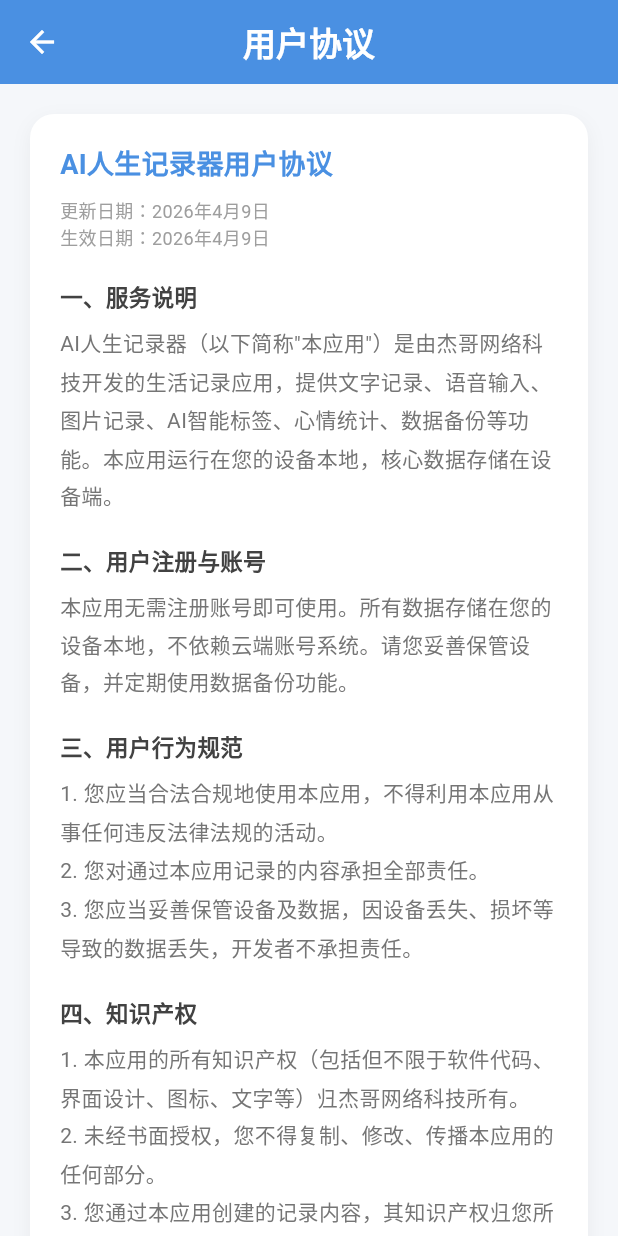
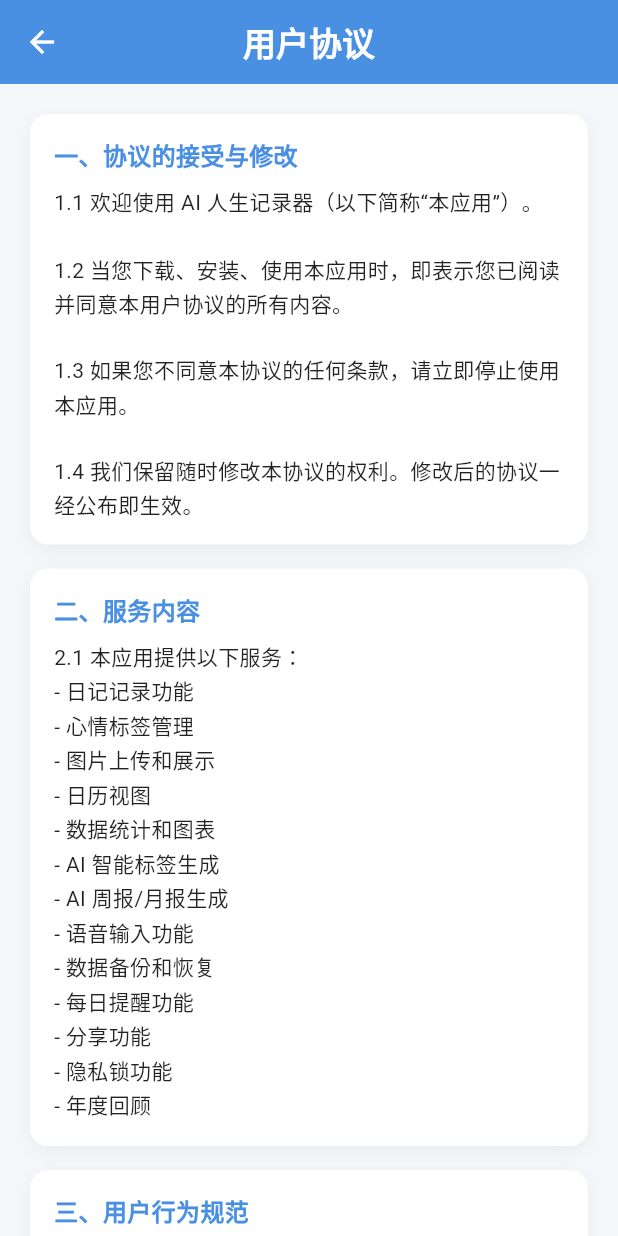
Before and after one commit to jiege455/life_recorder, a Flutter app: the UserAgreementPage screen opened directly, on a phone screen of 412 x 824 dp. Run offline on Flutter 3.47's test engine with Material 3 defaults, Android fonts, the phone set to English and light mode, and no system bars; our stand-ins replace dio, file_picker, fl_chart, flutter_local_notifications, image_picker, local_auth and 6 more; missing offline and left inert: flutter_screen_lock, ifly_speech_recognition; accounts and stored records are empty.

Commit message:
chore: sync user_agreement_page

```diff
--- a/lib/pages/user_agreement_page.dart
+++ b/lib/pages/user_agreement_page.dart
@@ -2,67 +2,32 @@ import 'package:flutter/material.dart';
 
 class UserAgreementPage extends StatelessWidget {
   const UserAgreementPage({super.key});
-
   @override
   Widget build(BuildContext context) {
+    final theme = Theme.of(context);
+    final primaryColor = theme.colorScheme.primary;
     return Scaffold(
-      backgroundColor: Color(0xFFF5F7FA),
-      appBar: AppBar(
-        title: Text('用户协议', style: TextStyle(color: Colors.white, fontWeight: FontWeight.bold)),
-        backgroundColor: Color(0xFF4A90E2),
-        elevation: 0,
-        centerTitle: true,
-        leading: IconButton(
-          icon: Icon(Icons.arrow_back, color: Colors.white),
-          onPressed: () => Navigator.pop(context),
-        ),
-      ),
-      body: SingleChildScrollView(
-        padding: EdgeInsets.all(20),
-        child: Container(
-          width: double.infinity,
-          padding: EdgeInsets.all(20),
-          decoration: BoxDecoration(
-            color: Colors.white,
-            borderRadius: BorderRadius.circular(16),
-            boxShadow: [BoxShadow(color: Colors.black.withOpacity(0.05), blurRadius: 10, offset: Offset(0, 4))],
-          ),
-          child: Column(
-            crossAxisAlignment: CrossAxisAlignment.start,
-            children: [
-              Text('AI人生记录器用户协议', style: TextStyle(fontSize: 18, fontWeight: FontWeight.bold, color: Color(0xFF4A90E2))),
-              SizedBox(height: 8),
-              Text('更新日期：2026年4月9日', style: TextStyle(fontSize: 12, color: Colors.grey[500])),
-              Text('生效日期：2026年4月9日', style: TextStyle(fontSize: 12, color: Colors.grey[500])),
-              SizedBox(height: 20),
-              _buildSection('一、服务说明', 'AI人生记录器（以下简称"本应用"）是由杰哥网络科技开发的生活记录应用，提供文字记录、语音输入、图片记录、AI智能标签、心情统计、数据备份等功能。本应用运行在您的设备本地，核心数据存储在设备端。'),
-              _buildSection('二、用户注册与账号', '本应用无需注册账号即可使用。所有数据存储在您的设备本地，不依赖云端账号系统。请您妥善保管设备，并定期使用数据备份功能。'),
-              _buildSection('三、用户行为规范', '1. 您应当合法合规地使用本应用，不得利用本应用从事任何违反法律法规的活动。\n2. 您对通过本应用记录的内容承担全部责任。\n3. 您应当妥善保管设备及数据，因设备丢失、损坏等导致的数据丢失，开发者不承担责任。'),
-              _buildSection('四、知识产权', '1. 本应用的所有知识产权（包括但不限于软件代码、界面设计、图标、文字等）归杰哥网络科技所有。\n2. 未经书面授权，您不得复制、修改、传播本应用的任何部分。\n3. 您通过本应用创建的记录内容，其知识产权归您所有。'),
-              _buildSection('五、免责声明', '1. 本应用提供的AI标签生成和报告功能基于DeepSeek AI服务，生成内容仅供参考，不构成任何专业建议。\n2. 因网络原因导致AI功能无法使用，开发者不承担责任。\n3. 因设备故障、系统更新等原因导致的数据丢失，开发者不承担责任，建议您定期备份数据。\n4. 本应用不保证持续无错误运行，开发者将尽力修复已知问题。'),
-              _buildSection('六、服务变更与终止', '1. 开发者有权根据需要修改或中断部分服务功能。\n2. 重大变更将通过应用内通知的方式告知您。\n3. 您可以随时停止使用本应用并删除设备上的数据。'),
-              _buildSection('七、隐私保护', '本应用重视您的隐私保护，具体内容请参阅《隐私政策》。使用本应用即表示您同意本协议及隐私政策。'),
-              _buildSection('八、争议解决', '1. 本协议的订立、执行和解释均适用中华人民共和国法律。\n2. 因本协议产生的争议，双方应友好协商解决；协商不成的，任何一方均可向开发者所在地有管辖权的人民法院提起诉讼。'),
-              _buildSection('九、其他', '1. 本协议构成您与开发者之间关于使用本应用的完整协议。\n2. 开发者未行使或延迟行使本协议项下的任何权利，不构成对该权利的放弃。\n3. 本协议中任何条款被认定为无效的，不影响其他条款的效力。'),
-              _buildSection('十、联系方式', '如果您对本协议有任何疑问，请通过以下方式联系我们：\n\n开发者：杰哥网络科技\nQQ：2711793818'),
-            ],
-          ),
-        ),
-      ),
+      appBar: AppBar(title: Text('\u7528\u6237\u534F\u8BAE', style: TextStyle(color: Colors.white, fontWeight: FontWeight.bold)), backgroundColor: primaryColor, elevation: 0, centerTitle: true, leading: IconButton(icon: Icon(Icons.arrow_back, color: Colors.white), onPressed: () => Navigator.pop(context))),
+      body: SingleChildScrollView(padding: EdgeInsets.all(20), child: Column(crossAxisAlignment: CrossAxisAlignment.start, children: [
+        _buildSection(context, '\u4E00\u3001\u534F\u8BAE\u7684\u63A5\u53D7\u4E0E\u4FEE\u6539', '1.1 \u6B22\u8FCE\u4F7F\u7528 AI \u4EBA\u751F\u8BB0\u5F55\u5668\uFF08\u4EE5\u4E0B\u7B80\u79F0\u201C\u672C\u5E94\u7528\u201D\uFF09\u3002\n\n1.2 \u5F53\u60A8\u4E0B\u8F7D\u3001\u5B89\u88C5\u3001\u4F7F\u7528\u672C\u5E94\u7528\u65F6\uFF0C\u5373\u8868\u793A\u60A8\u5DF2\u9605\u8BFB\u5E76\u540C\u610F\u672C\u7528\u6237\u534F\u8BAE\u7684\u6240\u6709\u5185\u5BB9\u3002\n\n1.3 \u5982\u679C\u60A8\u4E0D\u540C\u610F\u672C\u534F\u8BAE\u7684\u4EFB\u4F55\u6761\u6B3E\uFF0C\u8BF7\u7ACB\u5373\u505C\u6B62\u4F7F\u7528\u672C\u5E94\u7528\u3002\n\n1.4 \u6211\u4EEC\u4FDD\u7559\u968F\u65F6\u4FEE\u6539\u672C\u534F\u8BAE\u7684\u6743\u5229\u3002\u4FEE\u6539\u540E\u7684\u534F\u8BAE\u4E00\u7ECF\u516C\u5E03\u5373\u751F\u6548\u3002'),
+        _buildSection(context, '\u4E8C\u3001\u670D\u52A1\u5185\u5BB9', '2.1 \u672C\u5E94\u7528\u63D0\u4F9B\u4EE5\u4E0B\u670D\u52A1\uFF1A\n- \u65E5\u8BB0\u8BB0\u5F55\u529F\u80FD\n- \u5FC3\u60C5\u6807\u7B7E\u7BA1\u7406\n- \u56FE\u7247\u4E0A\u4F20\u548C\u5C55\u793A\n- \u65E5\u5386\u89C6\u56FE\n- \u6570\u636E\u7EDF\u8BA1\u548C\u56FE\u8868\n- AI \u667A\u80FD\u6807\u7B7E\u751F\u6210\n- AI \u5468\u62A5/\u6708\u62A5\u751F\u6210\n- \u8BED\u97F3\u8F93\u5165\u529F\u80FD\n- \u6570\u636E\u5907\u4EFD\u548C\u6062\u590D\n- \u6BCF\u65E5\u63D0\u9192\u529F\u80FD\n- \u5206\u4EAB\u529F\u80FD\n- \u9690\u79C1\u9501\u529F\u80FD\n- \u5E74\u5EA6\u56DE\u987E'),
+        _buildSection(context, '\u4E09\u3001\u7528\u6237\u884C\u4E3A\u89C4\u8303', '3.1 \u60A8\u5728\u4F7F\u7528\u672C\u5E94\u7528\u65F6\uFF0C\u4E0D\u5F97\uFF1A\n- \u53D1\u5E03\u8FDD\u53CD\u6CD5\u5F8B\u6CD5\u89C4\u7684\u5185\u5BB9\n- \u53D1\u5E03\u4FB5\u72AF\u4ED6\u4EBA\u6743\u76CA\u7684\u5185\u5BB9\n- \u53D1\u5E03\u865A\u5047\u3001\u8BEF\u5BFC\u6027\u4FE1\u606F\n- \u5229\u7528\u672C\u5E94\u7528\u4ECE\u4E8B\u8FDD\u6CD5\u72AF\u7F6A\u6D3B\u52A8\n- \u5BF9\u672C\u5E94\u7528\u8FDB\u884C\u53CD\u5411\u5DE5\u7A0B\u3001\u53CD\u7F16\u8BD1\n- \u4F7F\u7528\u4EFB\u4F55\u65B9\u5F0F\u5E72\u6270\u672C\u5E94\u7528\u7684\u6B63\u5E38\u8FD0\u884C'),
+        _buildSection(context, '\u56DB\u3001\u77E5\u8BC6\u4EA7\u6743', '4.1 \u672C\u5E94\u7528\u7684\u6240\u6709\u5185\u5BB9\uFF08\u5305\u62EC\u4F46\u4E0D\u9650\u4E8E\u4EE3\u7801\u3001\u754C\u9762\u8BBE\u8BA1\u3001\u56FE\u6807\u3001\u6587\u5B57\uFF09\u5747\u53D7\u77E5\u8BC6\u4EA7\u6743\u6CD5\u4FDD\u62A4\u3002\n\n4.2 \u60A8\u5728\u672C\u5E94\u7528\u4E2D\u521B\u5EFA\u7684\u5185\u5BB9\uFF08\u65E5\u8BB0\u3001\u56FE\u7247\u7B49\uFF09\u5F52\u60A8\u6240\u6709\u3002\n\n4.3 \u672A\u7ECF\u6211\u4EEC\u4E66\u9762\u8BB8\u53EF\uFF0C\u60A8\u4E0D\u5F97\u5C06\u672C\u5E94\u7528\u7684\u4EFB\u4F55\u5185\u5BB9\u7528\u4E8E\u5546\u4E1A\u76EE\u7684\u3002'),
+        _buildSection(context, '\u4E94\u3001\u9690\u79C1\u4FDD\u62A4', '5.1 \u6211\u4EEC\u91CD\u89C6\u60A8\u7684\u9690\u79C1\u4FDD\u62A4\u3002\n\n5.2 \u5173\u4E8E\u4E2A\u4EBA\u4FE1\u606F\u7684\u6536\u96C6\u3001\u4F7F\u7528\u548C\u4FDD\u62A4\uFF0C\u8BF7\u8BE6\u89C1\u300A\u9690\u79C1\u653F\u7B56\u300B\u3002\n\n5.3 \u60A8\u4F7F\u7528\u672C\u5E94\u7528\u5373\u8868\u793A\u60A8\u540C\u610F\u6211\u4EEC\u6309\u7167\u9690\u79C1\u653F\u7B56\u5904\u7406\u60A8\u7684\u4FE1\u606F\u3002'),
+        _buildSection(context, '\u516D\u3001\u514D\u8D23\u58F0\u660E', '6.1 \u672C\u5E94\u7528\u6309\u201C\u73B0\u72B6\u201D\u63D0\u4F9B\uFF0C\u4E0D\u4FDD\u8BC1\u5B8C\u5168\u65E0\u9519\u8BEF\u6216\u4E2D\u65AD\u3002\n\n6.2 \u5BF9\u4E8E\u56E0\u4E0D\u53EF\u6297\u529B\uFF08\u5982\u7F51\u7EDC\u6545\u969C\u3001\u8BBE\u5907\u95EE\u9898\u7B49\uFF09\u5BFC\u81F4\u7684\u6570\u636E\u4E22\u5931\uFF0C\u6211\u4EEC\u4E0D\u627F\u62C5\u8D23\u4EFB\u3002\n\n6.3 \u5EFA\u8BAE\u60A8\u5B9A\u671F\u5907\u4EFD\u91CD\u8981\u6570\u636E\u3002\n\n6.4 \u7B2C\u4E09\u65B9\u670D\u52A1\uFF08\u5982 AI \u670D\u52A1\u3001\u8BED\u97F3\u8BC6\u522B\uFF09\u7531\u5176\u63D0\u4F9B\u65B9\u8D1F\u8D23\uFF0C\u6211\u4EEC\u4E0D\u627F\u62C5\u76F8\u5173\u8D23\u4EFB\u3002'),
+        _buildSection(context, '\u4E03\u3001\u670D\u52A1\u7684\u53D8\u66F4\u4E0E\u7EC8\u6B62', '7.1 \u6211\u4EEC\u4FDD\u7559\u968F\u65F6\u53D8\u66F4\u3001\u4E2D\u65AD\u6216\u7EC8\u6B62\u670D\u52A1\u7684\u6743\u5229\u3002\n\n7.2 \u5982\u56E0\u6CD5\u5F8B\u6CD5\u89C4\u53D8\u5316\u6216\u8FD0\u8425\u7B56\u7565\u8C03\u6574\u9700\u8981\u7EC8\u6B62\u670D\u52A1\uFF0C\u6211\u4EEC\u5C06\u63D0\u524D\u901A\u77E5\u7528\u6237\u3002\n\n7.3 \u670D\u52A1\u7EC8\u6B62\u540E\uFF0C\u60A8\u4ECD\u53EF\u5BFC\u51FA\u672C\u5730\u6570\u636E\u3002'),
+        _buildSection(context, '\u516B\u3001\u4E89\u8BAE\u89E3\u51B3', '8.1 \u672C\u534F\u8BAE\u7684\u89E3\u91CA\u3001\u6548\u529B\u53CA\u7EA0\u7EB7\u7684\u89E3\u51B3\uFF0C\u9002\u7528\u4E2D\u534E\u4EBA\u6C11\u5171\u548C\u56FD\u6CD5\u5F8B\u3002\n\n8.2 \u82E5\u53D1\u751F\u4E89\u8BAE\uFF0C\u53CC\u65B9\u5E94\u53CB\u597D\u534F\u5546\u89E3\u51B3\u3002\n\n8.3 \u534F\u5546\u4E0D\u6210\u7684\uFF0C\u4EFB\u4F55\u4E00\u65B9\u53EF\u5411\u5F00\u53D1\u8005\u6240\u5728\u5730\u4EBA\u6C11\u6CD5\u9662\u63D0\u8D77\u8BC9\u8BBC\u3002'),
+        _buildSection(context, '\u4E5D\u3001\u5176\u4ED6\u6761\u6B3E', '9.1 \u672C\u534F\u8BAE\u6784\u6210\u53CC\u65B9\u5C31\u672C\u5E94\u7528\u670D\u52A1\u8FBE\u6210\u7684\u5B8C\u6574\u534F\u8BAE\u3002\n\n9.2 \u5982\u672C\u534F\u8BAE\u4EFB\u4F55\u6761\u6B3E\u88AB\u8BA4\u5B9A\u4E3A\u65E0\u6548\uFF0C\u4E0D\u5F71\u54CD\u5176\u4ED6\u6761\u6B3E\u7684\u6548\u529B\u3002\n\n9.3 \u6211\u4EEC\u672A\u884C\u4F7F\u6216\u6267\u884C\u672C\u534F\u8BAE\u4EFB\u4F55\u6743\u5229\u6216\u89C4\u5B9A\uFF0C\u4E0D\u6784\u6210\u5BF9\u8BE5\u6743\u5229\u6216\u89C4\u5B9A\u7684\u653E\u5F03\u3002'),
+        _buildSection(context, '\u5341\u3001\u8054\u7CFB\u6211\u4EEC', '\u5982\u60A8\u5BF9\u672C\u534F\u8BAE\u6709\u4EFB\u4F55\u7591\u95EE\u6216\u5EFA\u8BAE\uFF0C\u8BF7\u8054\u7CFB\uFF1A\n\n\u5F00\u53D1\u8005\uFF1A\u6770\u54E5\u7F51\u7EDC\u79D1\u6280\n\u8054\u7CFB\u65B9\u5F0F\uFF1AQQ 2711793818'),
+        SizedBox(height: 20), Text('\u6700\u540E\u66F4\u65B0\u65E5\u671F\uFF1A2026 \u5E74 1 \u6708', style: TextStyle(fontSize: 12, color: theme.colorScheme.onSurfaceVariant)),
+      ])),
     );
   }
 
-  Widget _buildSection(String title, String content) {
-    return Padding(
-      padding: EdgeInsets.only(bottom: 20),
-      child: Column(
-        crossAxisAlignment: CrossAxisAlignment.start,
-        children: [
-          Text(title, style: TextStyle(fontSize: 15, fontWeight: FontWeight.w600, color: Colors.grey[800])),
-          SizedBox(height: 8),
-          Text(content, style: TextStyle(fontSize: 14, color: Colors.grey[600], height: 1.8)),
-        ],
-      ),
-    );
+  Widget _buildSection(BuildContext context, String title, String content) {
+    final theme = Theme.of(context);
+    final cardColor = theme.cardColor;
+    final primaryColor = theme.colorScheme.primary;
+    return Container(width: double.infinity, margin: EdgeInsets.only(bottom: 16), padding: EdgeInsets.all(16), decoration: BoxDecoration(color: cardColor, borderRadius: BorderRadius.circular(12), boxShadow: [BoxShadow(color: Colors.black.withOpacity(0.05), blurRadius: 10, offset: Offset(0, 4))]), child: Column(crossAxisAlignment: CrossAxisAlignment.start, children: [Text(title, style: TextStyle(fontSize: 16, fontWeight: FontWeight.bold, color: primaryColor)), SizedBox(height: 8), Text(content, style: TextStyle(fontSize: 14, color: theme.colorScheme.onSurface, height: 1.6))]));
   }
 }
```
